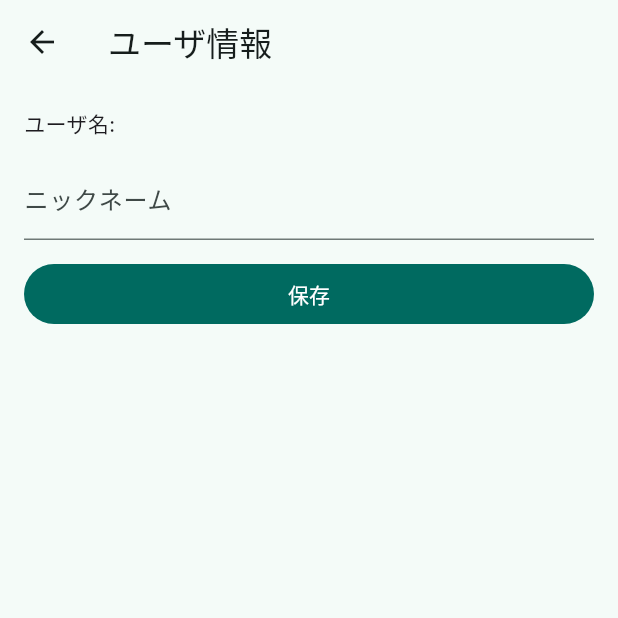
After one commit to Engineer-Guild-Hackathon/team-29-app, a Flutter app: the UserInfoScreen screen opened directly, after a tap on "保存", on a phone screen of 412 x 824 dp, the top half of it. The commit adds this screen. Run offline on Flutter 3.47's test engine with Material 3 defaults, Android fonts, the phone set to English and light mode, and no system bars; our stand-ins replace file_picker, flutter_dotenv, google_fonts; network calls fail.

```diff
--- /dev/null
+++ b/kaiho_zukan/frontend/lib/screens/user_info.dart
@@ -0,0 +1,68 @@
+import 'package:flutter/material.dart';
+import '../services/api.dart';
+
+class UserInfoScreen extends StatefulWidget {
+  const UserInfoScreen({super.key});
+  @override
+  State<UserInfoScreen> createState() => _UserInfoScreenState();
+}
+
+class _UserInfoScreenState extends State<UserInfoScreen> {
+  bool loading = true;
+  String? username;
+  final nicknameCtrl = TextEditingController();
+  @override
+  void initState() {
+    super.initState();
+    _load();
+  }
+
+  Future<void> _load() async {
+    setState(() => loading = true);
+    try {
+      final me = await Api.me();
+      username = me['username']?.toString();
+      nicknameCtrl.text = (me['nickname'] ?? '').toString();
+    } catch (_) {}
+    if (!mounted) return;
+    setState(() => loading = false);
+  }
+
+  @override
+  Widget build(BuildContext context) {
+    return Scaffold(
+      appBar: AppBar(title: const Text('ユーザ情報')),
+      body: Padding(
+        padding: const EdgeInsets.all(16),
+        child: loading
+            ? const Center(child: CircularProgressIndicator())
+            : Column(
+                crossAxisAlignment: CrossAxisAlignment.start,
+                children: [
+                  Text('ユーザ名: ${username ?? ''}'),
+                  const SizedBox(height: 12),
+                  TextField(
+                    controller: nicknameCtrl,
+                    decoration: const InputDecoration(labelText: 'ニックネーム'),
+                  ),
+                  const SizedBox(height: 12),
+                  SizedBox(
+                    width: double.infinity,
+                    child: FilledButton(
+                      onPressed: () async {
+                        final ok = await Api.updateNickname(nicknameCtrl.text.trim());
+                        if (!mounted) return;
+                        ScaffoldMessenger.of(context).showSnackBar(SnackBar(
+                            content:
+                                Text(ok ? '更新しました' : '更新に失敗しました'),
+                            backgroundColor: ok ? null : Colors.red));
+                      },
+                      child: const Text('保存'),
+                    ),
+                  ),
+                ],
+              ),
+      ),
+    );
+  }
+}
```
Also changed, not shown: kaiho_zukan/frontend/lib/screens/home.dart (+29 -23 lines), kaiho_zukan/frontend/lib/screens/post_problem_hub.dart (+22 -10 lines), kaiho_zukan/frontend/lib/screens/solve_hub.dart (added, +47 -0 lines).
